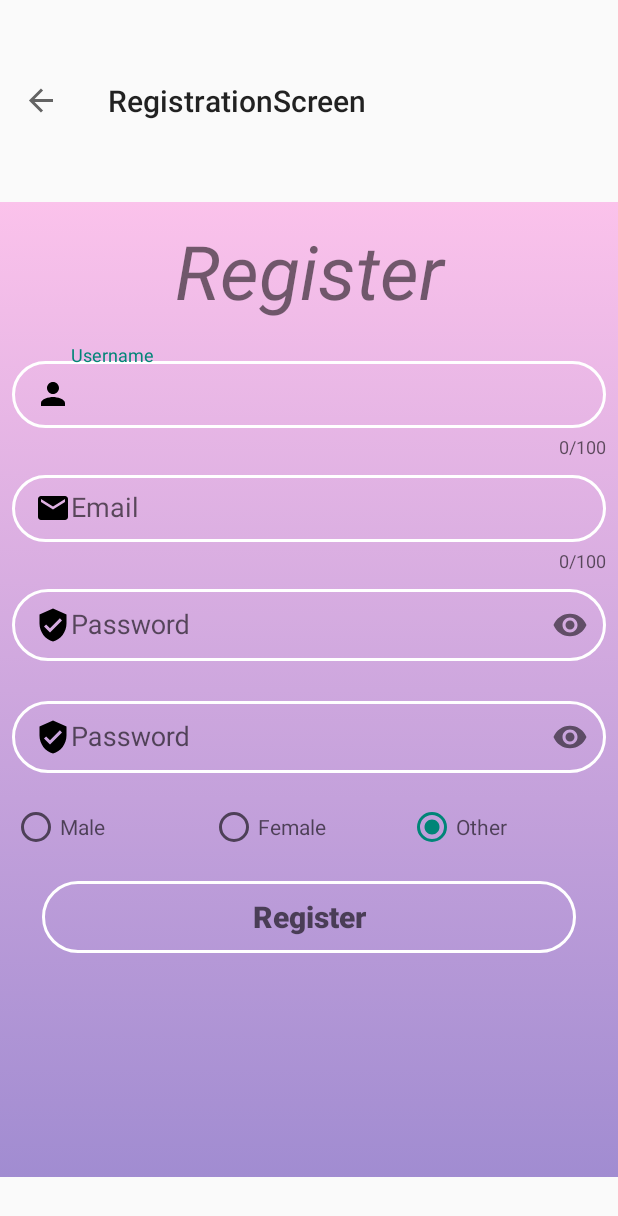
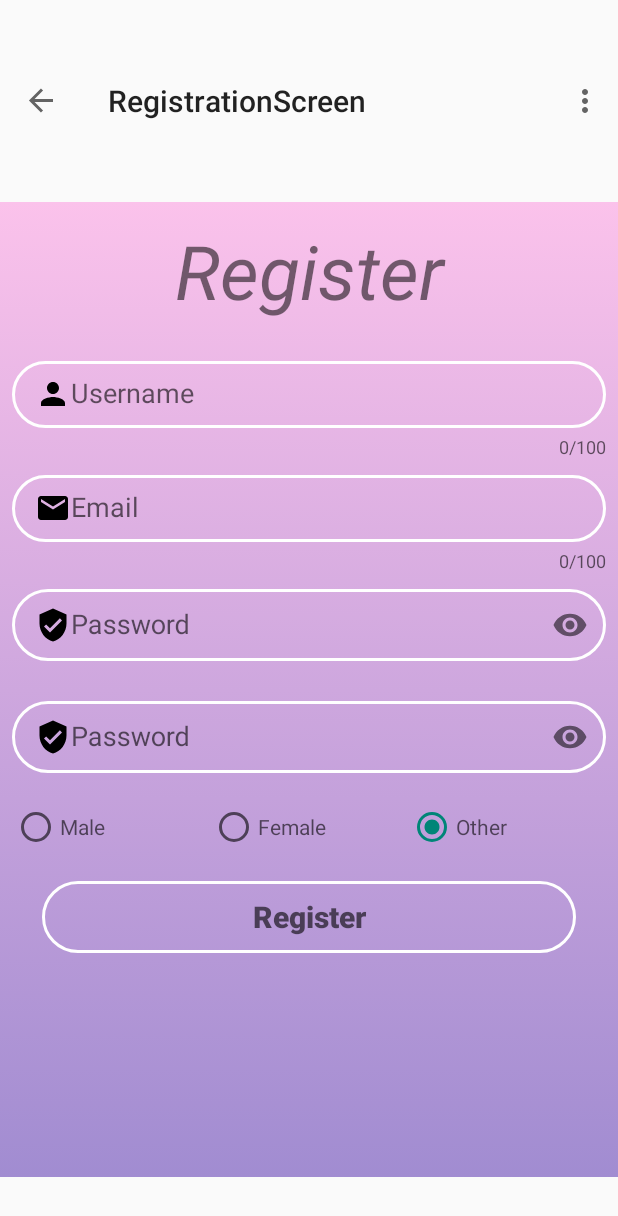
Before and after one commit to damian568/Valorant-Program, an Android app: the screen it shows after launch (MainActivity), on a phone screen of 412 x 824 dp. Shown: the top 1216 px of the screen. Run offline under Robolectric (Android 15) with nearby library versions, the phone set to English and light mode, and no system bars; our stand-ins replace data binding, navigation-ui.

Commit message:
new, need to fix exit dialog

```diff
--- a/ValorantApplication/app/src/main/java/com/example/valorantapplication/MainActivity.kt
+++ b/ValorantApplication/app/src/main/java/com/example/valorantapplication/MainActivity.kt
@@ -1,12 +1,24 @@
 package com.example.valorantapplication
 
+import android.annotation.SuppressLint
+import android.content.DialogInterface
+import android.graphics.BlendMode
+import android.graphics.BlendModeColorFilter
+import android.graphics.PorterDuff
+import android.os.Build
 import androidx.appcompat.app.AppCompatActivity
 import android.os.Bundle
+import android.view.Menu
+import android.view.MenuItem
+import androidx.appcompat.app.AlertDialog
+import androidx.appcompat.view.menu.MenuBuilder
 import androidx.databinding.DataBindingUtil
 import androidx.navigation.NavController
 import androidx.navigation.fragment.NavHostFragment
 import androidx.navigation.fragment.findNavController
+import androidx.navigation.ui.onNavDestinationSelected
 import androidx.navigation.ui.setupActionBarWithNavController
+import com.example.valorantapplication.data.PreferenceUntil
 import com.example.valorantapplication.databinding.ActivityMainBinding
 import kotlinx.android.synthetic.main.activity_main.*
 
@@ -14,6 +26,7 @@ class MainActivity : AppCompatActivity() {
 
     private lateinit var binding: ActivityMainBinding
     private lateinit var navController: NavController
+    private lateinit var preferenceUntil: PreferenceUntil
 
     override fun onCreate(savedInstanceState: Bundle?) {
         super.onCreate(savedInstanceState)
@@ -27,4 +40,66 @@ class MainActivity : AppCompatActivity() {
         setSupportActionBar(toolbar)
         setupActionBarWithNavController(navController)
     }
+
+    override fun onCreateOptionsMenu(menu: Menu?): Boolean {
+        menuInflater.inflate(R.menu.menu, menu)
+        setIconInMenu(menu)
+        setColorOnIcon(menu)
+        return true
+    }
+
+    @SuppressLint("RestrictedApi")
+    private fun setIconInMenu(menu: Menu?) {
+        if (menu is MenuBuilder) {
+            menu.setOptionalIconsVisible(true)
+        }
+    }
+
+    private fun setColorOnIcon(menu: Menu?) {
+        menu?.apply {
+            for (index in 0 until this.size()) {
+                val item = this.getItem(index)
+                setColorItem(item)
+            }
+        }
+    }
+
+    private fun setColorItem(item: MenuItem) {
+        if (Build.VERSION.SDK_INT >= Build.VERSION_CODES.Q) {
+            item.icon.colorFilter = BlendModeColorFilter(
+                getColor(R.color.blue), BlendMode.SRC_IN
+            )
+        } else {
+            item.icon.setColorFilter(getColor(R.color.blue), PorterDuff.Mode.SRC_IN)
+        }
+    }
+
+    override fun onOptionsItemSelected(item: MenuItem): Boolean {
+        return if (item.itemId == R.id.logOut) {
+            closingAppQuestion()
+            true
+        } else {
+            item.onNavDestinationSelected(navController) || super.onOptionsItemSelected(item)
+        }
+    }
+
+    override fun onSupportNavigateUp(): Boolean {
+        return navController.navigateUp() || super.onSupportNavigateUp()
+    }
+
+    private fun closingAppQuestion() {
+        val builder = AlertDialog.Builder(this)
+        isBuildingAlertDialog(builder)
+    }
+
+    private fun isBuildingAlertDialog(builder: AlertDialog.Builder) {
+        builder.setTitle(getString(R.string.text_alert_dialog))
+        builder.setMessage(getString(R.string.question_alert_dialog))
+        builder.setPositiveButton(getString(R.string.yes_alert_dialog)) { _: DialogInterface, _: Int ->
+            preferenceUntil.deleteUser()
+            finish()
+        }
+        builder.setNegativeButton(getString(R.string.no_alert_dialog)) { _: DialogInterface, _: Int -> }
+        builder.show()
+    }
 }
--- a/ValorantApplication/app/src/main/java/com/example/valorantapplication/data/PreferenceUntil.kt
+++ b/ValorantApplication/app/src/main/java/com/example/valorantapplication/data/PreferenceUntil.kt
@@ -29,8 +29,8 @@ class PreferenceUntil internal constructor(private val context: Context) {
     companion object {
 
         private lateinit var sPref: SharedPreferences
-        private const val PREF_FILE_NAME = "com.volasoftware.hotornot.data.local"
-        private const val PREF_SERIALIZABLE_USER = "com.volasoftware.hotornot.data.local.PREF_USER"
+        private const val PREF_FILE_NAME = "com.example.valorantapplication.data"
+        private const val PREF_SERIALIZABLE_USER = "com.example.valorantapplication.data.local.PREF_USER"
         private var instance: PreferenceUntil? = null
         fun getInstance(context: Context): PreferenceUntil {
             if (instance == null) {
--- a/ValorantApplication/app/src/main/java/com/example/valorantapplication/data/User.kt
+++ b/ValorantApplication/app/src/main/java/com/example/valorantapplication/data/User.kt
@@ -1,6 +1,5 @@
 package com.example.valorantapplication.data
 
-import android.media.Image
 import com.example.valorantapplication.enums.Gender
 import kotlinx.serialization.Serializable
 
--- a/ValorantApplication/app/src/main/java/com/example/valorantapplication/fragments/RegistrationScreenFragment.kt
+++ b/ValorantApplication/app/src/main/java/com/example/valorantapplication/fragments/RegistrationScreenFragment.kt
@@ -167,7 +167,7 @@ class RegistrationScreenFragment : Fragment() {
             showErrorToastVerification()
         } else {
             createUser()
-            goToLoginScreen()
+            goToMainScreen()
         }
     }
 
@@ -175,9 +175,9 @@ class RegistrationScreenFragment : Fragment() {
         Toast.makeText(this.context, getString(R.string.field_toast), Toast.LENGTH_SHORT).show()
     }
 
-    private fun goToLoginScreen() {
+    private fun goToMainScreen() {
         val action =
-            RegistrationScreenFragmentDirections.actionRegistrationScreenFragmentToLoginScreenFragment()
+            RegistrationScreenFragmentDirections.actionRegistrationScreenFragmentToMainScreenFragment()
         findNavController().navigate(action)
     }
 }
--- a/ValorantApplication/app/src/main/java/com/example/valorantapplication/fragments/SplashScreenFragment.kt
+++ b/ValorantApplication/app/src/main/java/com/example/valorantapplication/fragments/SplashScreenFragment.kt
@@ -1,16 +1,21 @@
 package com.example.valorantapplication.fragments
 
 import android.os.Bundle
+import android.os.Handler
+import android.os.Looper
 import androidx.fragment.app.Fragment
 import android.view.LayoutInflater
 import android.view.View
 import android.view.ViewGroup
 import androidx.navigation.fragment.findNavController
+import com.example.valorantapplication.Constants
+import com.example.valorantapplication.data.PreferenceUntil
 import com.example.valorantapplication.databinding.FragmentSplashScreenBinding
 
 class SplashScreenFragment : Fragment() {
 
     private lateinit var binding: FragmentSplashScreenBinding
+    private lateinit var preferencesUntil: PreferenceUntil
 
     override fun onCreateView(
         inflater: LayoutInflater, container: ViewGroup?,
@@ -22,7 +27,24 @@ class SplashScreenFragment : Fragment() {
 
     override fun onViewCreated(view: View, savedInstanceState: Bundle?) {
         super.onViewCreated(view, savedInstanceState)
-        goToRegistrationScreen()
+        preferencesUntil = PreferenceUntil.getInstance(view.context)
+        slowedFragment()
+    }
+
+    private fun slowedFragment() {
+        val user = preferencesUntil.getUserData()
+        Handler(Looper.getMainLooper()).postDelayed({
+            if (user == null) {
+                goToRegistrationScreen()
+            } else {
+                goToMainScreen()
+            }
+        }, Constants.DELAY_MILLS.toLong())
+    }
+
+    private fun goToMainScreen() {
+        val action = SplashScreenFragmentDirections.actionSplashScreenFragmentToMainScreenFragment()
+        findNavController().navigate(action)
     }
 
     private fun goToRegistrationScreen() {
--- /dev/null
+++ b/ValorantApplication/app/src/main/res/drawable/ic_baseline_logout.xml
@@ -0,0 +1,5 @@
+<vector android:autoMirrored="true" android:height="24dp"
+    android:tint="#000000" android:viewportHeight="24"
+    android:viewportWidth="24" android:width="24dp" xmlns:android="http://schemas.android.com/apk/res/android">
+    <path android:fillColor="@android:color/white" android:pathData="M17,7l-1.41,1.41L18.17,11H8v2h10.17l-2.58,2.58L17,17l5,-5zM4,5h8V3H4c-1.1,0 -2,0.9 -2,2v14c0,1.1 0.9,2 2,2h8v-2H4V5z"/>
+</vector>
--- a/ValorantApplication/app/src/main/res/menu/menu.xml
+++ b/ValorantApplication/app/src/main/res/menu/menu.xml
@@ -1,4 +1,18 @@
 <?xml version="1.0" encoding="utf-8"?>
-<menu xmlns:android="http://schemas.android.com/apk/res/android">
+<menu xmlns:android="http://schemas.android.com/apk/res/android"
+    xmlns:app="http://schemas.android.com/apk/res-auto">
+
+    <item
+        android:id="@+id/loginScreenFragment"
+        android:title="@string/profile"
+        android:icon="@drawable/ic_baseline_profile"
+        app:showAsAction="never" />
+
+    <item
+        android:id="@+id/logOut"
+        android:title="@string/log_out"
+        android:icon="@drawable/ic_baseline_logout"
+        android:menuCategory="secondary"
+        app:showAsAction="never" />
 
 </menu>
--- a/ValorantApplication/app/src/main/res/navigation/nav_graph.xml
+++ b/ValorantApplication/app/src/main/res/navigation/nav_graph.xml
@@ -13,6 +13,9 @@
         <action
             android:id="@+id/action_splashScreenFragment_to_registrationScreenFragment"
             app:destination="@id/registrationScreenFragment" />
+        <action
+            android:id="@+id/action_splashScreenFragment_to_mainScreenFragment"
+            app:destination="@id/mainScreenFragment" />
     </fragment>
     <fragment
         android:id="@+id/registrationScreenFragment"
@@ -21,9 +24,21 @@
         <action
             android:id="@+id/action_registrationScreenFragment_to_loginScreenFragment"
             app:destination="@id/loginScreenFragment" />
+        <action
+            android:id="@+id/action_registrationScreenFragment_to_mainScreenFragment"
+            app:destination="@id/mainScreenFragment" />
     </fragment>
     <fragment
         android:id="@+id/loginScreenFragment"
         android:name="com.example.valorantapplication.fragments.LoginScreenFragment"
         android:label="LoginScreen" />
+    <fragment
+        android:id="@+id/mainScreenFragment"
+        android:name="com.example.valorantapplication.fragments.MainScreenFragment"
+        android:label="MainScreen"
+        tools:layout="@layout/fragment_main_screen" >
+        <action
+            android:id="@+id/action_mainScreenFragment_to_loginScreenFragment"
+            app:destination="@id/loginScreenFragment" />
+    </fragment>
 </navigation>
--- a/ValorantApplication/app/src/main/res/values/strings.xml
+++ b/ValorantApplication/app/src/main/res/values/strings.xml
@@ -17,4 +17,11 @@
     <string name="field_toast">Field is required!</string>
 
     <string name="image_text">image/*</string>
+    <string name="profile">Profile</string>
+    <string name="log_out">Log Out</string>
+
+    <string name="text_alert_dialog">Are you sure!</string>
+    <string name="question_alert_dialog">Do you want to close the app?</string>
+    <string name="yes_alert_dialog">Yes</string>
+    <string name="no_alert_dialog">No</string>
 </resources>
```
Also changed, not shown: ValorantApplication/app/src/main/java/com/example/valorantapplication/fragments/MainScreenFragment.kt (added, +18 -0 lines), ValorantApplication/app/src/main/res/layout/fragment_main_screen.xml (added, +14 -0 lines).
